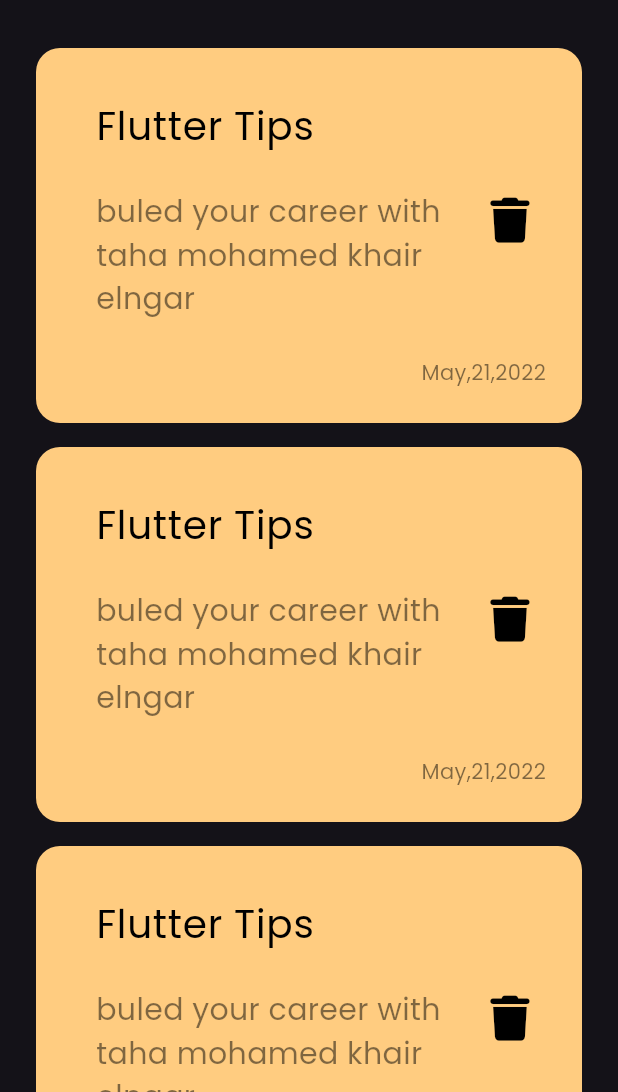
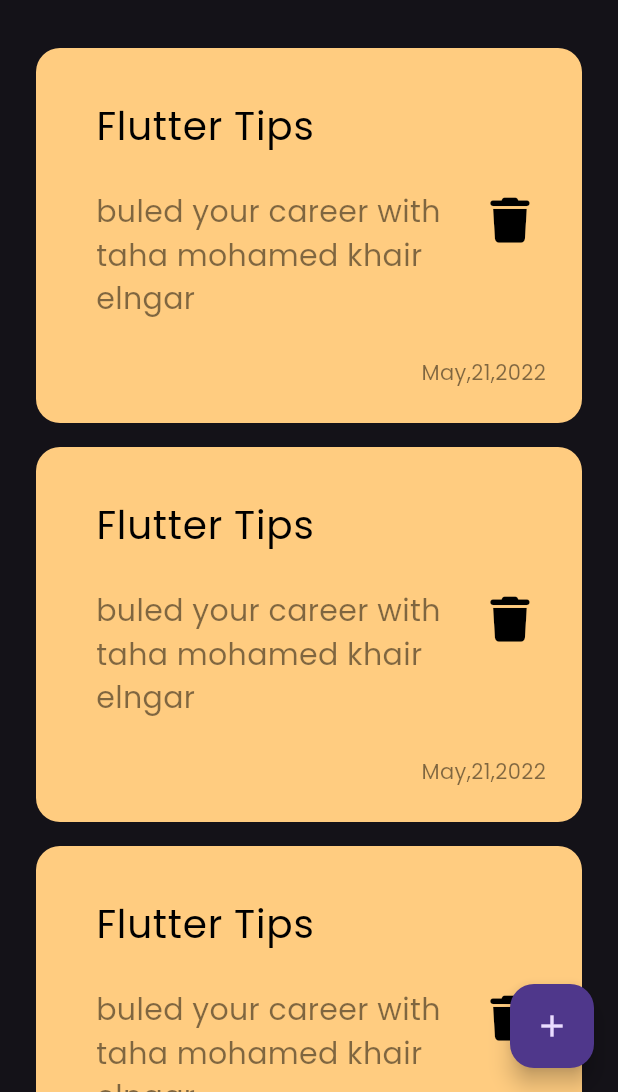
Before and after one commit to tahaelngar32/notes_app, a Flutter app: the screen it shows after launch, on a phone screen of 412 x 824 dp, the part 144-1236 px from its top. Run offline on Flutter 3.47's test engine with Material 3 defaults, Android fonts, the phone set to English and light mode, and no system bars; our stand-ins replace font_awesome_flutter.

Commit message:
add_float_achin_botton

```diff
--- a/lib/views/notes_view.dart
+++ b/lib/views/notes_view.dart
@@ -6,8 +6,9 @@ class NotesView extends StatelessWidget {
 
   @override
   Widget build(BuildContext context) {
-    return const Scaffold(
-      body: NotsViewBody(),
+    return  Scaffold(
+      floatingActionButton: FloatingActionButton(onPressed: (){},child: Icon(Icons.add) ,),
+      body: const NotsViewBody(),
     );
   }
 }
```
